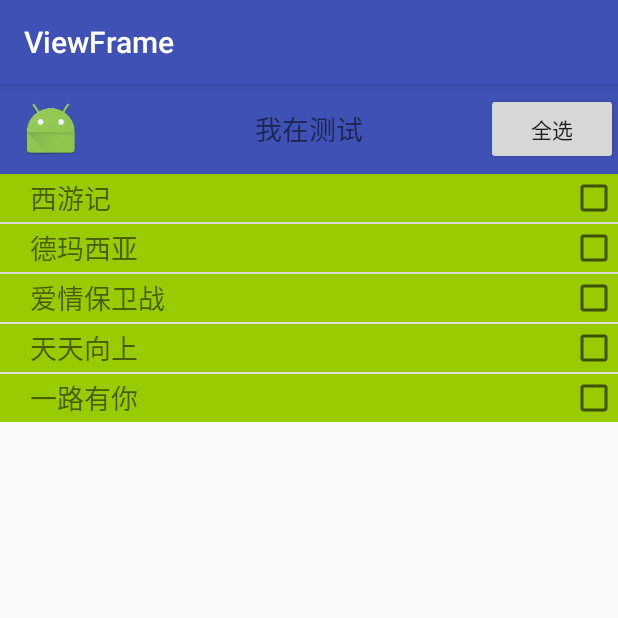
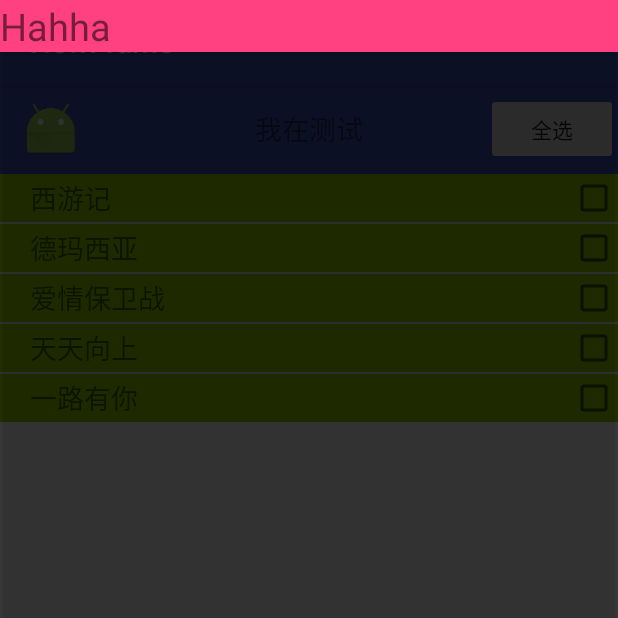
Before and after one commit to Blowing/ViewFrame, an Android app: the screen it shows after launch (MainActivity), after a tap on an icon or button, on a phone screen of 412 x 824 dp, the top half of it. Run offline under Robolectric (Android 15) with nearby library versions, the phone set to English and light mode, and no system bars.

Commit message:
1 增加了popUpwindow的使用，并且有动画

```diff
--- a/app/build.gradle
+++ b/app/build.gradle
@@ -20,7 +20,7 @@ android {
 }
 
 dependencies {
-    compile fileTree(dir: 'libs', include: ['*.jar'])
+    compile fileTree(include: ['*.jar'], dir: 'libs')
     testCompile 'junit:junit:4.12'
-    compile 'com.android.support:appcompat-v7:24.2.0'
+    compile 'com.android.support:appcompat-v7:24.1.1'
 }
--- a/app/src/main/java/com/wujie/viewframe/MainActivity.java
+++ b/app/src/main/java/com/wujie/viewframe/MainActivity.java
@@ -1,7 +1,8 @@
 package com.wujie.viewframe;
 
+import android.os.Bundle;
 import android.support.v7.app.AppCompatActivity;
-import android.os.Bundle;
+import android.support.v7.widget.LinearLayoutCompat;
 import android.util.Log;
 import android.view.View;
 import android.view.ViewGroup;
@@ -11,6 +12,7 @@ import android.widget.CheckBox;
 import android.widget.CompoundButton;
 import android.widget.ImageView;
 import android.widget.ListView;
+import android.widget.PopupWindow;
 import android.widget.TextView;
 
 import java.util.ArrayList;
@@ -21,6 +23,9 @@ public class MainActivity extends AppCompatActivity implements View.OnClickListe
 
     private Button btnChoose;
     private ListView listView;
+    private PopupWindow mPop;
+
+
     private ListAdapter mAdapter;
     private List<String> mList = new ArrayList<>();
     private HashMap<Integer,String> checkMap = new HashMap<>();
@@ -39,6 +44,7 @@ public class MainActivity extends AppCompatActivity implements View.OnClickListe
         initHeader();
         getListInfo();
         initView();
+        initPopupView();
     }
 
     private void initHeader() {
@@ -53,6 +59,16 @@ public class MainActivity extends AppCompatActivity implements View.OnClickListe
         listView = (ListView) findViewById(R.id.list_view);
         mAdapter = new ListAdapter();
         listView.setAdapter(mAdapter);
+    }
+
+    private void initPopupView () {
+        View popupView = getLayoutInflater().inflate(R.layout.layout_popup, null);
+
+        mPop = new PopupWindow(popupView, LinearLayoutCompat.LayoutParams.MATCH_PARENT
+                , LinearLayoutCompat.LayoutParams.MATCH_PARENT, false);
+        mPop.setAnimationStyle(R.style.popupstyle);
+        mPop.setOutsideTouchable(true);
+
     }
 
     private void getListInfo() {
@@ -70,6 +86,16 @@ public class MainActivity extends AppCompatActivity implements View.OnClickListe
                 isChooseAll = chooseState.adefault;
                 btnChoose.setText("全选");
                 checkMap.clear();
+                if(mPop.isShowing()) {
+                    mPop.dismiss();
+                } else {
+                    View headerView = getLayoutInflater().inflate(R.layout.layout_header,null);
+                    mPop.showAsDropDown(view);
+                    //mPop.showAtLocation(view, Gravity.CENTER, 0, 60);
+                }
+
+                //mPop.showAtLocation(view, Gravity.CENTER, 20, 20);
+
 
                 break;
             case R.id.btn_choose:
--- /dev/null
+++ b/app/src/main/res/anim/pop_hide.xml
@@ -0,0 +1,10 @@
+<?xml version="1.0" encoding="utf-8"?>
+<set xmlns:android="http://schemas.android.com/apk/res/android">
+    <translate
+        android:fromYDelta="0%"
+        android:toYDelta="-100%"
+        android:duration = "2000"
+        />
+    <alpha
+        android:duration = "2000"/>
+</set>
--- /dev/null
+++ b/app/src/main/res/anim/pop_show.xml
@@ -0,0 +1,13 @@
+<?xml version="1.0" encoding="utf-8"?>
+<set xmlns:android="http://schemas.android.com/apk/res/android">
+    <translate
+        android:fromYDelta="-100%"
+        android:toYDelta="0%"
+        android:duration = "2000"
+        />
+    <alpha
+        android:fromAlpha="0.0"
+        android:toAlpha="1.0"
+        android:duration = "2000"/>
+
+</set>
--- /dev/null
+++ b/app/src/main/res/layout/layout_popup.xml
@@ -0,0 +1,15 @@
+<?xml version="1.0" encoding="utf-8"?>
+<LinearLayout xmlns:android="http://schemas.android.com/apk/res/android"
+    android:layout_width="match_parent"
+    android:layout_height="match_parent"
+    android:background="#b0000000"
+    android:orientation="vertical">
+    <TextView
+        android:id="@+id/popup_text"
+        android:layout_width="match_parent"
+        android:layout_height="wrap_content"
+        android:text="Hahha"
+        android:textSize="25dp"
+        android:background="@color/colorAccent"/>
+
+</LinearLayout>
--- a/app/src/main/res/values/styles.xml
+++ b/app/src/main/res/values/styles.xml
@@ -8,4 +8,10 @@
         <item name="colorAccent">@color/colorAccent</item>
     </style>
 
+    <style name="popupstyle">
+        <item name="android:windowEnterAnimation">@anim/pop_show</item>
+        <item name="android:windowExitAnimation">@anim/pop_hide</item>
+    </style>
+
+
 </resources>
```
